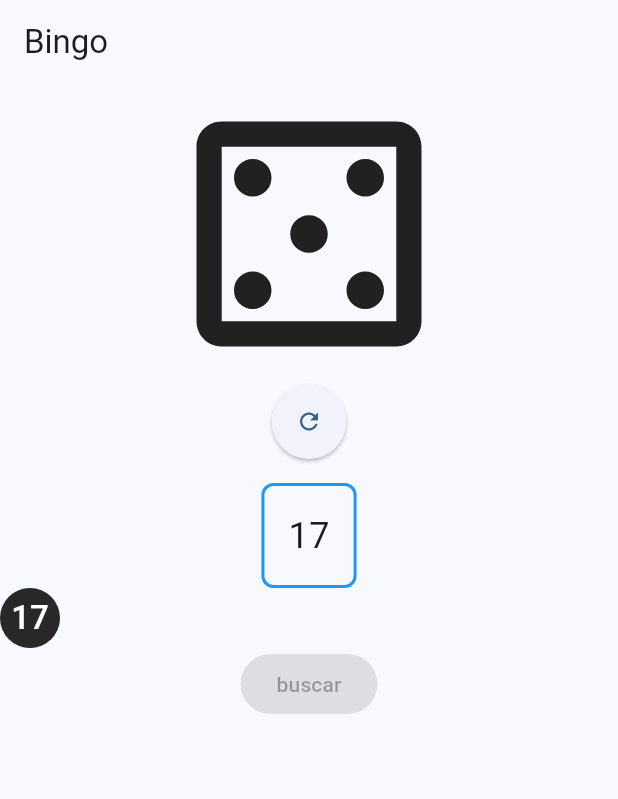
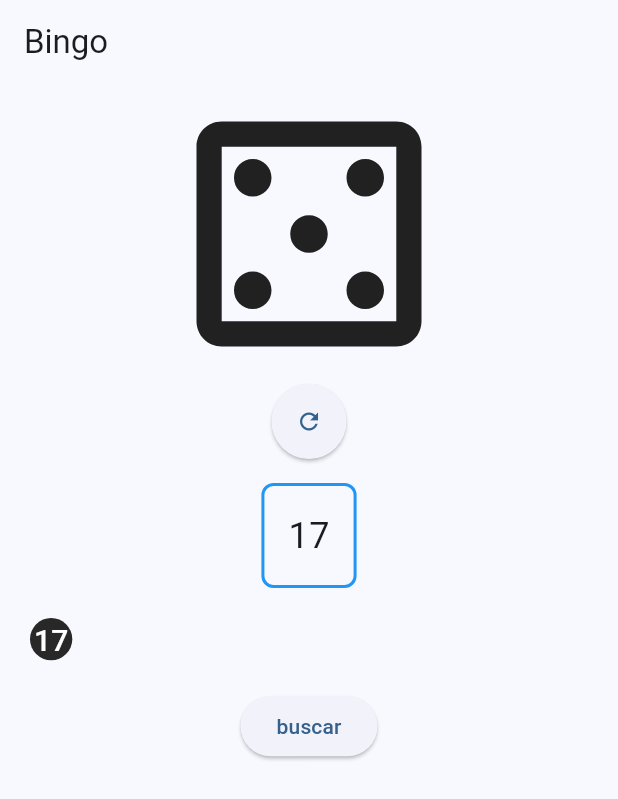
Before and after one commit to JhousefSilva1/BingoLoco, a Flutter app: the PlayBingoAppScreen screen opened directly, after a tap on the "refresh" icon, on a phone screen of 412 x 824 dp. Shown: the top 799 px of the screen. Run offline on Flutter 3.47's test engine with Material 2 defaults, Android fonts, the phone set to English and light mode, and no system bars.

Commit message:
re style and implemented TempDataProvider

```diff
--- a/lib/main.dart
+++ b/lib/main.dart
@@ -1,5 +1,6 @@
 import 'package:bingo/screens/menuScreen.dart';
 import 'package:bingo/screens/playBingoScreen.dart';
+import 'package:bingo/screens/settingsBingo.dart';
 import 'package:flutter/material.dart';
 
 void main() {
@@ -20,6 +21,7 @@ class MenuApp extends StatelessWidget {
       routes: {
         '/': (context) => MenuScreen(),
         'play': (context) => PlayBingoApp(),
+        'settings': (context) => SettingsBingoApp(),
       },
     );
   }
--- a/lib/screens/menuScreen.dart
+++ b/lib/screens/menuScreen.dart
@@ -1,4 +1,5 @@
 import 'package:bingo/screens/playBingoScreen.dart';
+import 'package:bingo/screens/settingsBingo.dart';
 import 'package:flutter/material.dart';
 
 class MenuApp extends StatelessWidget {
@@ -39,6 +40,8 @@ class MenuScreen extends StatelessWidget {
               ),
             ),
             const SizedBox(height: 24),
+
+            //button to pllay Quieres Jugar
             ElevatedButton(
               onPressed: () {
                 Navigator.push(
@@ -54,12 +57,15 @@ class MenuScreen extends StatelessWidget {
                 ),
               ),
             ),
+
             const SizedBox(height: 24),
+
+            //buttom to show Settings screm
             ElevatedButton(
               onPressed: () {
                 Navigator.push(
                   context,
-                  MaterialPageRoute(builder: (context) => MenuApp()),
+                  MaterialPageRoute(builder: (context) => SettingsBingoApp()),
                 );
               },
               child: const Text('Settings'),
--- a/lib/screens/playBingoScreen.dart
+++ b/lib/screens/playBingoScreen.dart
@@ -1,9 +1,20 @@
-// ignore_for_file: unnecessary_const, prefer_const_constructors, sort_child_properties_last, unnecessary_null_comparison
+import 'dart:math';
+import 'package:flutter/material.dart';
 
-import 'dart:math';
+class TempDataProvider {
+  static final TempDataProvider _instance = TempDataProvider._internal();
 
-import 'package:bingo/main.dart';
-import 'package:flutter/material.dart';
+  factory TempDataProvider() {
+    return _instance;
+  }
+
+  TempDataProvider._internal();
+
+  int numeroAleatorio = 0;
+  Set<int> numerosGenerados = <int>{};
+  Set<int> numerosGeneradosUnique = <int>{};
+  List uniquelist = [];
+}
 
 void main() {
   runApp(PlayBingoApp());
@@ -31,10 +42,7 @@ class PlayBingoAppScreen extends StatefulWidget {
 }
 
 class _PlayBingoAppScreenState extends State<PlayBingoAppScreen> {
-  int numeroAleatorio = 0;
-  Set<int> numerosGenerados = <int>{};
-  Set<int> numerosGeneradosUnique = <int>{};
-  List uniquelist = [];
+  TempDataProvider tempDataProvider = TempDataProvider();
 
   void generarNumerosAleatorios() {
     Random random = Random();
@@ -42,16 +50,16 @@ class _PlayBingoAppScreenState extends State<PlayBingoAppScreen> {
 
     do {
       nuevoNumero = random.nextInt(99) + 1;
-    } while (numerosGenerados.contains(nuevoNumero));
+    } while (tempDataProvider.numerosGenerados.contains(nuevoNumero));
 
     setState(() {
-      numeroAleatorio = nuevoNumero;
-      numerosGenerados.add(nuevoNumero);
-      numerosGenerados.add(nuevoNumero);
+      tempDataProvider.numeroAleatorio = nuevoNumero;
+      tempDataProvider.numerosGenerados.add(nuevoNumero);
+      tempDataProvider.numerosGenerados.add(nuevoNumero);
       var seen = Set();
-      uniquelist =
-          numerosGenerados.where((country) => seen.add(country)).toList();
-      print(uniquelist);
+      tempDataProvider.uniquelist =
+          tempDataProvider.numerosGenerados.where((country) => seen.add(country)).toList();
+      print(tempDataProvider.uniquelist);
     });
   }
 
@@ -98,29 +106,40 @@ class _PlayBingoAppScreenState extends State<PlayBingoAppScreen> {
                   borderRadius: BorderRadius.circular(8.0),
                 ),
                 child: Text(
-                  numeroAleatorio != null
-                      ? numeroAleatorio.toString()
+                  tempDataProvider.numeroAleatorio != null
+                      ? tempDataProvider.numeroAleatorio.toString()
                       : 'Presiona el botón',
                   style: TextStyle(fontSize: 24.0),
                 ),
               ),
-              ListView.builder(
-                  shrinkWrap: true,
-                  itemCount: uniquelist.length,
-                  itemBuilder: (BuildContext context, int index) {
-                    return Row(
-                      children: [
-                        CircleAvatar(
-                          backgroundColor: Color.fromRGBO(Random().nextInt(255),
-                              Random().nextInt(255), Random().nextInt(255), 1),
-                          child: Text(uniquelist[index].toString(),
-                              style:
-                                  TextStyle(fontSize: 22, color: Colors.white)),
-                        ),
-                      ],
-                    );
-                  }),
-              ElevatedButton(onPressed: search(5), child: Text('buscar'))
+              GridView.builder(
+                padding: EdgeInsets.only(left: 20, right: 20, top: 20, bottom: 20),
+                shrinkWrap: true,
+                itemCount: tempDataProvider.uniquelist.length,
+                gridDelegate: SliverGridDelegateWithFixedCrossAxisCount(
+                  crossAxisCount: 10,
+                  crossAxisSpacing: 10.0,
+                  mainAxisSpacing: 10.0,
+                ),
+                itemBuilder: (BuildContext context, int index) {
+                  return Container(
+                    child: CircleAvatar(
+                      radius: 30,
+                      backgroundColor: Color.fromRGBO(
+                        Random().nextInt(255),
+                        Random().nextInt(255),
+                        Random().nextInt(255),
+                        1,
+                      ),
+                      child: Text(
+                        tempDataProvider.uniquelist[index].toString(),
+                        style: TextStyle(fontSize: 20, color: Colors.white),
+                      ),
+                    ),
+                  );
+                },
+              ),
+              ElevatedButton(onPressed: () => search(5), child: Text('buscar')),
             ],
           ),
         ),
@@ -128,7 +147,9 @@ class _PlayBingoAppScreenState extends State<PlayBingoAppScreen> {
     );
   }
 
-  search(int index) {}
+  search(int index) {
+    // Implementa la lógica para buscar en tempDataProvider
+  }
 }
 
 class TreeNode {
--- /dev/null
+++ b/lib/screens/settingsBingo.dart
@@ -0,0 +1,36 @@
+import 'package:bingo/main.dart';
+import 'package:flutter/material.dart';
+
+void main() {
+  runApp(SettingsBingoApp());
+}
+
+class SettingsBingoApp extends StatelessWidget {
+  @override
+  Widget build(BuildContext context) {
+    return MaterialApp(
+      title: 'Bingo',
+      theme: ThemeData(
+        colorScheme: ColorScheme.fromSeed(seedColor: Colors.deepPurple),
+        useMaterial3: true,
+      ),
+      home: const SettingsBingoAppScreen(),
+    );
+  }
+}
+
+class SettingsBingoAppScreen extends StatefulWidget {
+  const SettingsBingoAppScreen({Key? key}) : super(key: key);
+
+  @override
+  _SettingsBingoAppScreenState createState() => _SettingsBingoAppScreenState();
+}
+
+class _SettingsBingoAppScreenState extends State<SettingsBingoAppScreen> {
+  @override
+  Widget build(BuildContext context) {
+    return Scaffold(
+
+    );
+  }
+}
```
